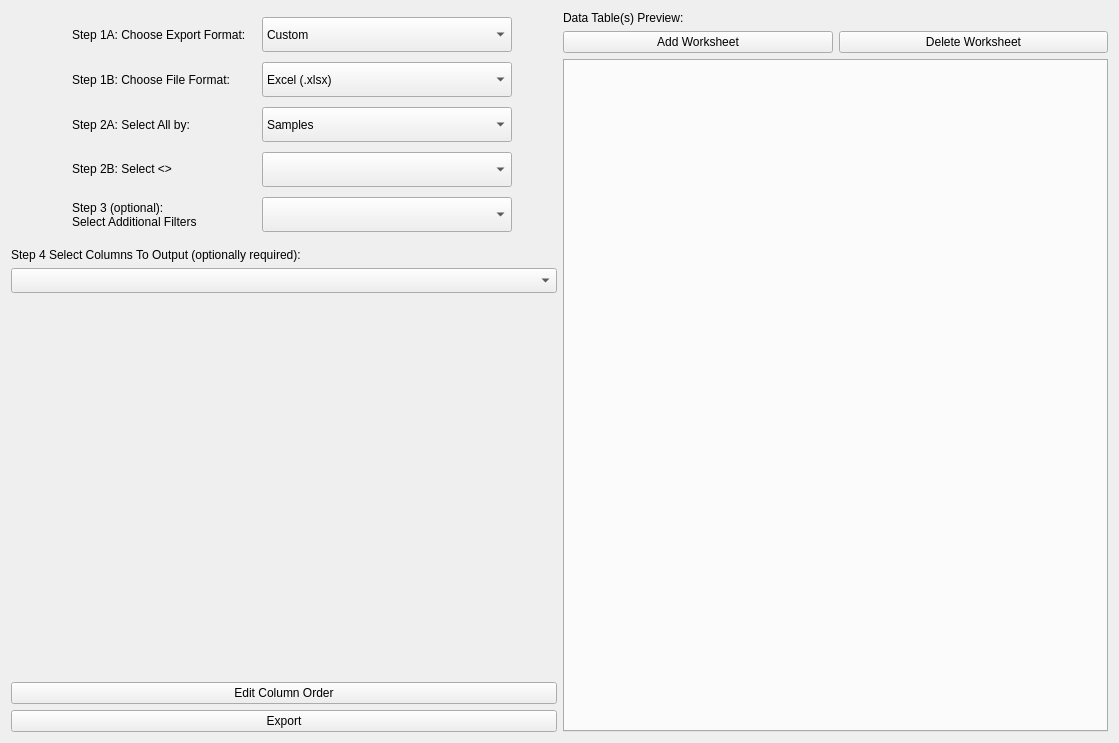
Above: ui/ExporterUI.ui from kathrynmetcalf/GeoCORK before the change. Below: the same form after it.
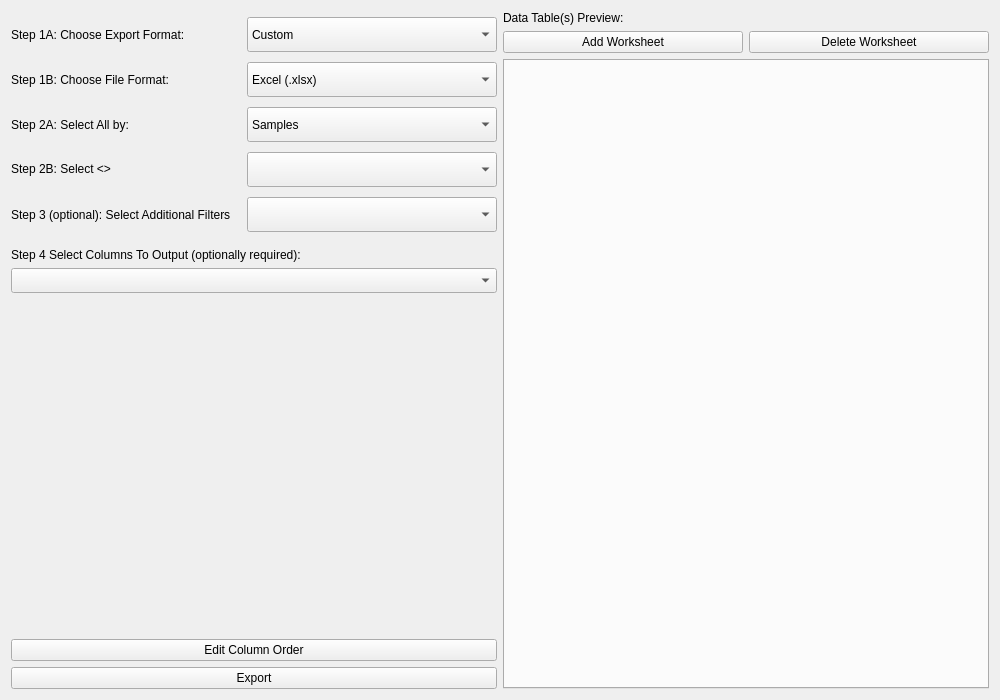
That is the form after the change. Custom widgets are drawn as their Qt base class.

Commit message: fixed export to database to include Spots, Upb, and lower tables. Exporter now uses Sample, Aliquot, Upb, and Spot views. Fixed about table not being saved with settings.

```diff
--- a/ui/ExporterUI.ui
+++ b/ui/ExporterUI.ui
@@ -6,8 +6,8 @@
    <rect>
     <x>0</x>
     <y>0</y>
-    <width>1119</width>
-    <height>743</height>
+    <width>1000</width>
+    <height>700</height>
    </rect>
   </property>
   <property name="minimumSize">
@@ -23,21 +23,9 @@
    <item>
     <layout class="QVBoxLayout" name="verticalLayout_9">
      <item>
-      <layout class="QFormLayout" name="formLayout">
-       <property name="fieldGrowthPolicy">
-        <enum>QFormLayout::ExpandingFieldsGrow</enum>
-       </property>
-       <property name="labelAlignment">
-        <set>Qt::AlignLeading|Qt::AlignLeft|Qt::AlignVCenter</set>
-       </property>
-       <property name="formAlignment">
-        <set>Qt::AlignCenter</set>
-       </property>
-       <property name="horizontalSpacing">
-        <number>16</number>
-       </property>
-       <property name="verticalSpacing">
-        <number>10</number>
+      <layout class="QGridLayout" name="gridLayout" columnminimumwidth="0,0">
+       <property name="sizeConstraint">
+        <enum>QLayout::SetDefaultConstraint</enum>
        </property>
        <property name="topMargin">
         <number>6</number>
@@ -45,10 +33,13 @@
        <property name="bottomMargin">
         <number>10</number>
        </property>
+       <property name="spacing">
+        <number>10</number>
+       </property>
        <item row="0" column="0">
         <widget class="QLabel" name="label_2">
          <property name="sizePolicy">
-          <sizepolicy hsizetype="Expanding" vsizetype="Fixed">
+          <sizepolicy hsizetype="Fixed" vsizetype="Fixed">
            <horstretch>0</horstretch>
            <verstretch>0</verstretch>
           </sizepolicy>
@@ -61,7 +52,7 @@
          </property>
          <property name="maximumSize">
           <size>
-           <width>16777215</width>
+           <width>250</width>
            <height>35</height>
           </size>
          </property>
@@ -130,7 +121,7 @@
        <item row="1" column="0">
         <widget class="QLabel" name="label">
          <property name="sizePolicy">
-          <sizepolicy hsizetype="Expanding" vsizetype="Fixed">
+          <sizepolicy hsizetype="Fixed" vsizetype="Fixed">
            <horstretch>0</horstretch>
            <verstretch>0</verstretch>
           </sizepolicy>
@@ -143,7 +134,7 @@
          </property>
          <property name="maximumSize">
           <size>
-           <width>16777215</width>
+           <width>250</width>
            <height>35</height>
           </size>
          </property>
@@ -187,7 +178,7 @@
        <item row="2" column="0">
         <widget class="QLabel" name="label_3">
          <property name="sizePolicy">
-          <sizepolicy hsizetype="Expanding" vsizetype="Fixed">
+          <sizepolicy hsizetype="Fixed" vsizetype="Fixed">
            <horstretch>0</horstretch>
            <verstretch>0</verstretch>
           </sizepolicy>
@@ -200,7 +191,7 @@
          </property>
          <property name="maximumSize">
           <size>
-           <width>16777215</width>
+           <width>250</width>
            <height>35</height>
           </size>
          </property>
@@ -254,7 +245,7 @@
        <item row="3" column="0">
         <widget class="QLabel" name="label_4">
          <property name="sizePolicy">
-          <sizepolicy hsizetype="Expanding" vsizetype="Fixed">
+          <sizepolicy hsizetype="Fixed" vsizetype="Fixed">
            <horstretch>0</horstretch>
            <verstretch>0</verstretch>
           </sizepolicy>
@@ -267,7 +258,7 @@
          </property>
          <property name="maximumSize">
           <size>
-           <width>16777215</width>
+           <width>250</width>
            <height>35</height>
           </size>
          </property>
@@ -312,7 +303,7 @@
        <item row="4" column="0">
         <widget class="QLabel" name="label_5">
          <property name="sizePolicy">
-          <sizepolicy hsizetype="Expanding" vsizetype="Fixed">
+          <sizepolicy hsizetype="Fixed" vsizetype="Fixed">
            <horstretch>0</horstretch>
            <verstretch>0</verstretch>
           </sizepolicy>
@@ -325,7 +316,7 @@
          </property>
          <property name="maximumSize">
           <size>
-           <width>16777215</width>
+           <width>250</width>
            <height>35</height>
           </size>
          </property>
@@ -333,7 +324,7 @@
           <string>Step 3 (optional): Select Additional Filters</string>
          </property>
          <property name="wordWrap">
-          <bool>true</bool>
+          <bool>false</bool>
          </property>
         </widget>
        </item>
@@ -372,14 +363,14 @@
      <item>
       <widget class="QLabel" name="label_7">
        <property name="sizePolicy">
-        <sizepolicy hsizetype="Expanding" vsizetype="Preferred">
+        <sizepolicy hsizetype="MinimumExpanding" vsizetype="Preferred">
          <horstretch>0</horstretch>
          <verstretch>0</verstretch>
         </sizepolicy>
        </property>
        <property name="maximumSize">
         <size>
-         <width>16777215</width>
+         <width>500</width>
          <height>30</height>
         </size>
        </property>
@@ -407,7 +398,7 @@
        </property>
        <property name="maximumSize">
         <size>
-         <width>16777215</width>
+         <width>500</width>
          <height>16777215</height>
         </size>
        </property>
@@ -429,7 +420,7 @@
        </property>
        <property name="maximumSize">
         <size>
-         <width>16777215</width>
+         <width>500</width>
          <height>16777215</height>
         </size>
        </property>
@@ -443,6 +434,12 @@
      </item>
      <item>
       <widget class="QPushButton" name="editorder_pushbutton">
+       <property name="maximumSize">
+        <size>
+         <width>500</width>
+         <height>16777215</height>
+        </size>
+       </property>
        <property name="text">
         <string>Edit Column Order</string>
        </property>
@@ -450,6 +447,12 @@
      </item>
      <item>
       <widget class="QPushButton" name="export_pushbutton">
+       <property name="maximumSize">
+        <size>
+         <width>500</width>
+         <height>16777215</height>
+        </size>
+       </property>
        <property name="text">
         <string>Export</string>
        </property>
```
The commit also changes 7 other files.
